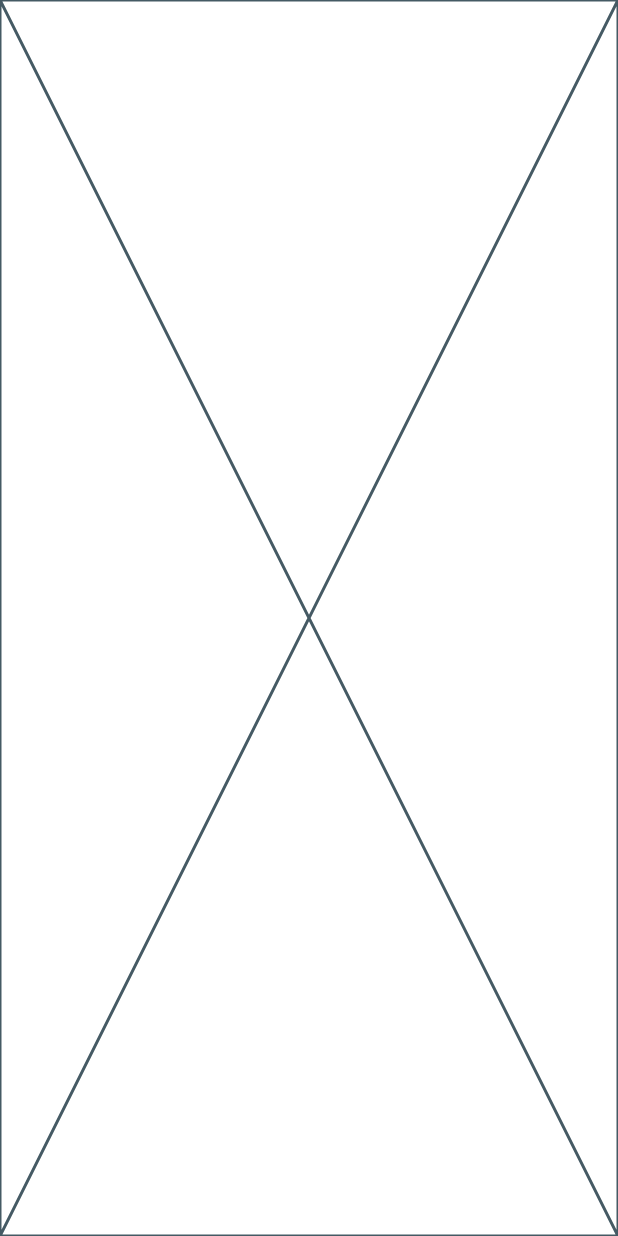
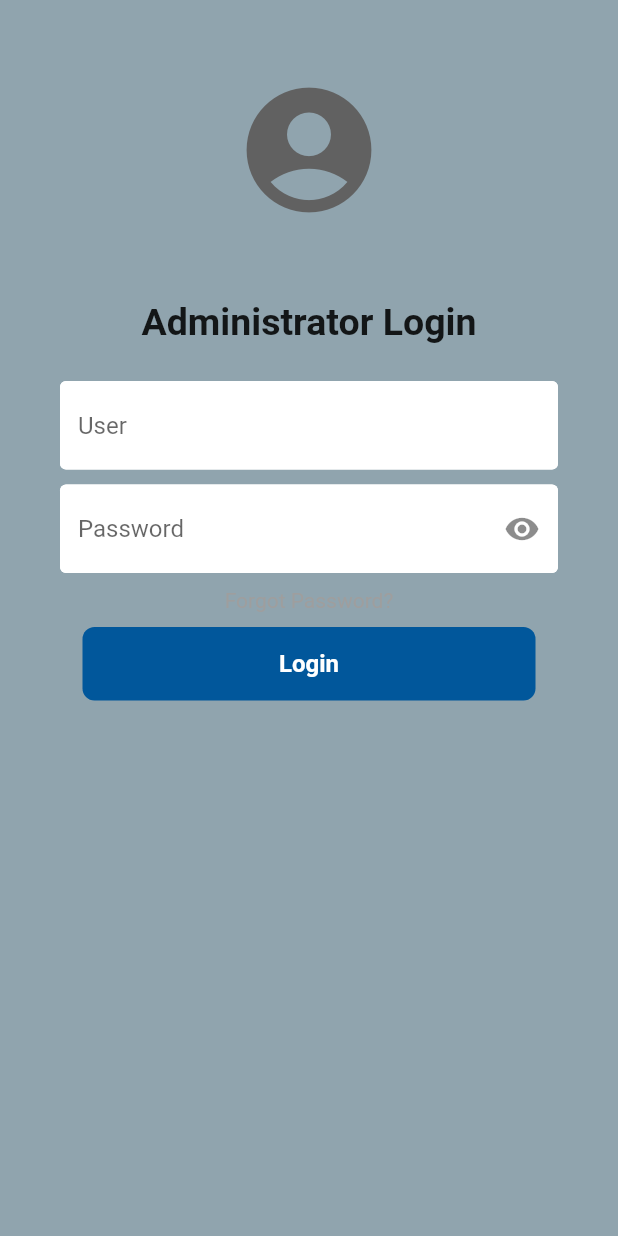
Before and after one commit to ArthanYdeo/ACE-NEW, a Flutter app: the screen it shows after launch, after a tap on "Administrator", on a phone screen of 412 x 824 dp. Run offline on Flutter 3.47's test engine with Material 2 defaults, Android fonts, the phone set to English and light mode, and no system bars; our stand-ins replace easy_splash_screen, firebase_core, firebase_database; accounts and stored records are empty; network calls fail.

Commit message:
added admin ui

```diff
--- /dev/null
+++ b/lib/components/admin_login_textfield.dart
@@ -0,0 +1,41 @@
+import 'package:flutter/material.dart';
+
+class AdminID extends StatefulWidget {
+  final controller;
+  final String hintText;
+  final bool obscureText;
+
+  const AdminID({
+    super.key,
+    required this.controller,
+    required this.hintText,
+    required this.obscureText,
+  });
+
+  @override
+  State<AdminID> createState() => _AdminIDState();
+}
+
+class _AdminIDState extends State<AdminID> {
+  @override
+  Widget build(BuildContext context) {
+    return const Padding(
+      padding: EdgeInsets.symmetric(horizontal: 40),
+      child: TextField(
+        decoration: InputDecoration(
+          hintText: 'User',
+          focusedBorder: OutlineInputBorder(
+            borderSide: BorderSide(color: Colors.grey),
+          ),
+          enabledBorder: OutlineInputBorder(
+            borderSide: BorderSide(
+              color: Colors.white,
+            ),
+          ),
+          fillColor: Colors.white,
+          filled: true,
+        ),
+      ),
+    );
+  }
+}
--- /dev/null
+++ b/lib/components/admin_loginbutton.dart
@@ -0,0 +1,39 @@
+import 'package:ace/pages/homescreen_page.dart';
+import 'package:flutter/material.dart';
+
+class AdminLoginButton extends StatelessWidget {
+  final Function()? onTap;
+
+  const AdminLoginButton({
+    super.key,
+    required this.onTap,
+  });
+
+  @override
+  Widget build(BuildContext context) {
+    return GestureDetector(
+      onTap: () {
+        Navigator.of(context).push(MaterialPageRoute(
+            builder: (BuildContext context) => HomeScreenPage()));
+      },
+      child: Container(
+        padding: const EdgeInsets.all(15),
+        margin: const EdgeInsets.symmetric(horizontal: 55),
+        decoration: BoxDecoration(
+          color: Colors.lightBlue[900],
+          borderRadius: BorderRadius.circular(8),
+        ),
+        child: const Center(
+          child: Text(
+            "Login",
+            style: TextStyle(
+              color: Colors.white,
+              fontWeight: FontWeight.bold,
+              fontSize: 16,
+            ),
+          ),
+        ),
+      ),
+    );
+  }
+}
--- /dev/null
+++ b/lib/components/admin_password_textfield.dart
@@ -0,0 +1,53 @@
+import 'package:flutter/material.dart';
+class AdminPassword extends StatefulWidget {
+  final controller;
+  final String hintText;
+  final bool obscureText;
+
+ AdminPassword({
+    super.key,
+    required this.controller,
+    required this.hintText,
+    required this.obscureText,
+  });
+
+  final usernameController = TextEditingController();
+  final passwordController = TextEditingController();
+
+  @override
+  State<AdminPassword> createState() => _AdminPasswordState();
+}
+
+class _AdminPasswordState extends State<AdminPassword> {
+  bool _obscureText = true;
+
+  @override
+  Widget build(BuildContext context) {
+    return Padding(
+      padding: const EdgeInsets.symmetric(horizontal: 40),
+      child: TextField(
+        controller: widget.controller,
+        obscureText: _obscureText,
+        decoration: InputDecoration(
+          hintText: widget.hintText,
+          suffixIcon: IconButton(
+            icon: Icon(_obscureText ? Icons.visibility : Icons.visibility_off),
+            onPressed: () {
+              setState(() {
+                _obscureText = !_obscureText;
+              });
+            },
+          ),
+          focusedBorder: const OutlineInputBorder(
+            borderSide: BorderSide(color: Colors.white),
+          ),
+          enabledBorder: const OutlineInputBorder(
+            borderSide: BorderSide(color: Colors.white),
+          ),
+          fillColor: Colors.white,
+          filled: true,
+        ),
+      ),
+    );
+  }
+}
--- a/lib/pages/adminlogin_page.dart
+++ b/lib/pages/adminlogin_page.dart
@@ -1,4 +1,9 @@
+import 'package:ace/components/admin_button.dart';
+import 'package:ace/components/admin_login_textfield.dart';
+import 'package:ace/components/admin_password_textfield.dart';
 import 'package:flutter/material.dart';
+
+import '../components/admin_loginbutton.dart';
 
 
 class AdminLoginPage extends StatelessWidget {
@@ -6,6 +11,75 @@ class AdminLoginPage extends StatelessWidget {
 
   @override
   Widget build(BuildContext context) {
-    return const Placeholder();
+    return Scaffold(
+        resizeToAvoidBottomInset: false,
+        backgroundColor: Colors.blueGrey[300],
+        body: SafeArea(
+          child: Center(
+            child: Column(
+              children: [
+                const SizedBox(height: 50),
+
+                // logo
+                Icon(
+                  Icons.account_circle_rounded,
+                  color: Colors.grey.shade700,
+                  size: 100,
+                ),
+                const SizedBox(height: 50),
+
+                // welcome back, you've been missed!
+                const Text(
+                  'Administrator Login',
+                  style: TextStyle(
+                    fontWeight: FontWeight.bold,
+                    color: Colors.black87,
+                    fontSize: 25,
+                  ),
+                ),
+                const SizedBox(height: 25),
+
+                // username text-field
+                const AdminID(
+                    controller: null,
+                    hintText: 'User',
+                    obscureText: false),
+
+                const SizedBox(height: 10),
+
+                // password text-field
+                AdminPassword(
+                    controller: null,
+                    hintText: 'Password',
+                    obscureText: true),
+
+                const SizedBox(height: 10),
+
+                // forgot password
+                const Text(
+                  'Forgot Password?',
+                  style: TextStyle(color: Colors.grey),
+                ),
+
+                const SizedBox(height: 10),
+
+                // sign in button
+                const AdminLoginButton(onTap: null),
+
+                const SizedBox(height: 7),
+
+                // Text(
+                //   '━━━━━━━━━━━━━━━━━━━━━━━━━━━━━━━━━━',
+                //   style: TextStyle(color: Colors.grey,
+                //       fontWeight: FontWeight.bold),
+                // ),
+
+                const SizedBox(height: 5),
+
+              ],
+            ),
+          ),
+        ) // column
+    ); //scaffold
   }
 }
```
